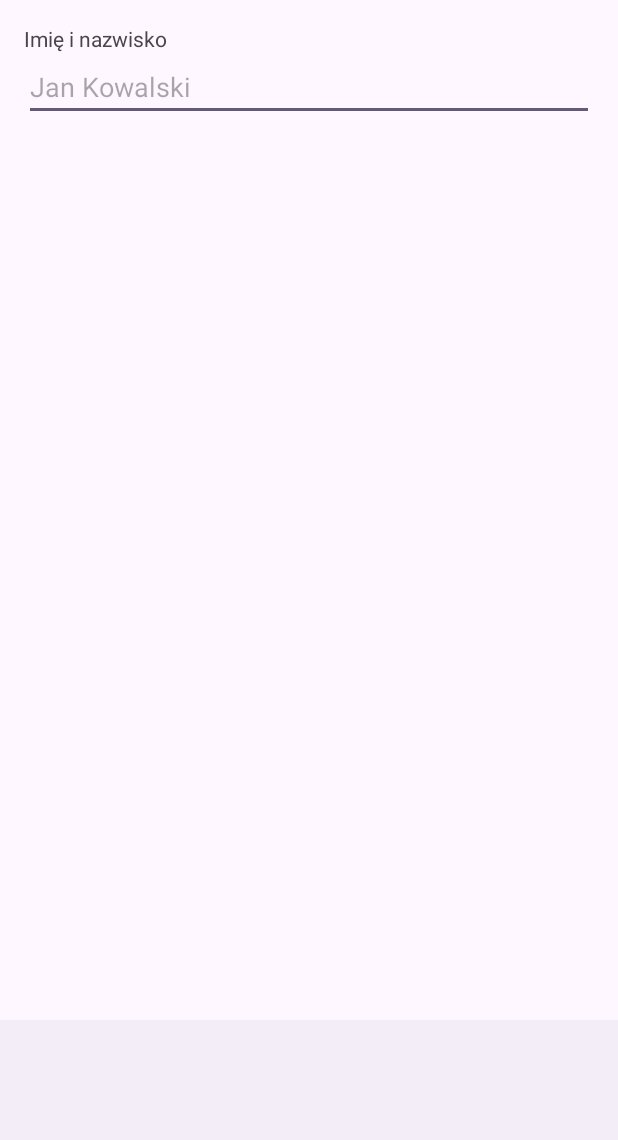
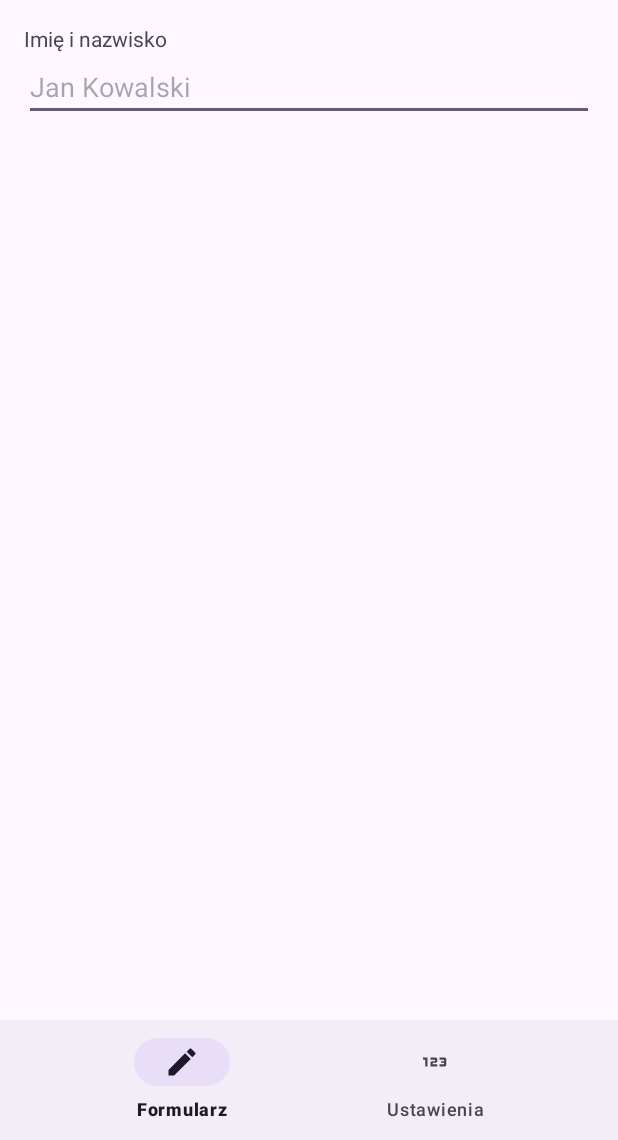
Before and after one commit to asylium0/Menu-i-nawigacja, an Android app: the screen it shows after launch (MainActivity), on a phone screen of 412 x 824 dp, the part 96-1236 px from its top. Run offline under Robolectric (Android 15) with nearby library versions, the phone set to English and light mode, and no system bars.

Commit message:
feat: nawigacja dolna z dwiema sekcjami

```diff
--- a/app/src/main/java/com/example/menuinawigacja/MainActivity.java
+++ b/app/src/main/java/com/example/menuinawigacja/MainActivity.java
@@ -15,6 +15,8 @@ import androidx.appcompat.widget.Toolbar;
 import androidx.core.graphics.Insets;
 import androidx.core.view.ViewCompat;
 import androidx.core.view.WindowInsetsCompat;
+
+import com.google.android.material.bottomnavigation.BottomNavigationView;
 
 public class MainActivity extends AppCompatActivity {
 
@@ -35,7 +37,7 @@ public class MainActivity extends AppCompatActivity {
         sectionForm = findViewById(R.id.sectionForm);
         sectionSettings = findViewById(R.id.sectionSettings);
 
-
+        setUpBottomNavigation();
 
         ViewCompat.setOnApplyWindowInsetsListener(findViewById(R.id.main), (v, insets) -> {
             Insets systemBars = insets.getInsets(WindowInsetsCompat.Type.systemBars());
@@ -44,6 +46,25 @@ public class MainActivity extends AppCompatActivity {
         });
     }
 
+    private void setUpBottomNavigation() {
+        BottomNavigationView bottomNav = findViewById(R.id.bottomNav);
+        bottomNav.setOnItemSelectedListener(item -> {
+            int id = item.getItemId();
+            if (id == R.id.nav_form) {
+                showSection(true);
+                return true;
+            } else if (id == R.id.nav_settings) {
+                showSection(false);
+                return true;
+            }
+            return false;
+        });
+    }
+
+    private void showSection(boolean form) {
+        sectionForm.setVisibility(form ? View.VISIBLE : View.GONE);
+        sectionSettings.setVisibility(form ? View.GONE : View.VISIBLE);
+    }
 
     @Override
     public boolean onCreateOptionsMenu(Menu menu) {
--- /dev/null
+++ b/app/src/main/res/drawable/ic_edit.xml
@@ -0,0 +1,20 @@
+<!--
+  ~ Copyright (C) 2026 The Android Open Source Project
+  ~
+  ~ Licensed under the Apache License, Version 2.0 (the "License");
+  ~ you may not use this file except in compliance with the License.
+  ~ You may obtain a copy of the License at
+  ~
+  ~      http://www.apache.org/licenses/LICENSE-2.0
+  ~
+  ~ Unless required by applicable law or agreed to in writing, software
+  ~ distributed under the License is distributed on an "AS IS" BASIS,
+  ~ WITHOUT WARRANTIES OR CONDITIONS OF ANY KIND, either express or implied.
+  ~ See the License for the specific language governing permissions and
+  ~ limitations under the License.
+  -->
+<vector xmlns:android="http://schemas.android.com/apk/res/android" android:height="24dp" android:tint="#000000" android:viewportHeight="24" android:viewportWidth="24" android:width="24dp">
+
+    <path android:fillColor="@android:color/white" android:pathData="M3,17.25V21h3.75L17.81,9.94l-3.75,-3.75L3,17.25zM20.71,7.04c0.39,-0.39 0.39,-1.02 0,-1.41l-2.34,-2.34c-0.39,-0.39 -1.02,-0.39 -1.41,0l-1.83,1.83 3.75,3.75 1.83,-1.83z"/>
+
+</vector>
--- /dev/null
+++ b/app/src/main/res/drawable/ic_settings.xml
@@ -0,0 +1,20 @@
+<!--
+  ~ Copyright (C) 2026 The Android Open Source Project
+  ~
+  ~ Licensed under the Apache License, Version 2.0 (the "License");
+  ~ you may not use this file except in compliance with the License.
+  ~ You may obtain a copy of the License at
+  ~
+  ~      http://www.apache.org/licenses/LICENSE-2.0
+  ~
+  ~ Unless required by applicable law or agreed to in writing, software
+  ~ distributed under the License is distributed on an "AS IS" BASIS,
+  ~ WITHOUT WARRANTIES OR CONDITIONS OF ANY KIND, either express or implied.
+  ~ See the License for the specific language governing permissions and
+  ~ limitations under the License.
+  -->
+<vector xmlns:android="http://schemas.android.com/apk/res/android" android:height="24dp" android:tint="#000000" android:viewportHeight="960" android:viewportWidth="960" android:width="24dp">
+
+    <path android:fillColor="@android:color/white" android:pathData="M220,600L220,420L160,420L160,360L280,360L280,600L220,600ZM360,600L360,500Q360,483 371.5,471.5Q383,460 400,460L480,460L480,420L360,420L360,360L500,360Q517,360 528.5,371.5Q540,383 540,400L540,460Q540,477 528.5,488.5Q517,500 500,500L420,500L420,540L540,540L540,600L360,600ZM600,600L600,540L720,540L720,500L640,500L640,460L720,460L720,420L600,420L600,360L740,360Q757,360 768.5,371.5Q780,383 780,400L780,560Q780,577 768.5,588.5Q757,600 740,600L600,600Z"/>
+
+</vector>
--- /dev/null
+++ b/app/src/main/res/menu/menu_bottom.xml
@@ -0,0 +1,14 @@
+<?xml version="1.0" encoding="utf-8"?>
+<menu xmlns:android="http://schemas.android.com/apk/res/android">
+
+    <item
+        android:id="@+id/nav_form"
+        android:icon="@drawable/ic_edit"
+        android:title="@string/nav_form" />
+
+    <item
+        android:id="@+id/nav_settings"
+        android:icon="@drawable/ic_settings"
+        android:title="@string/nav_settings" />
+
+</menu>
```
